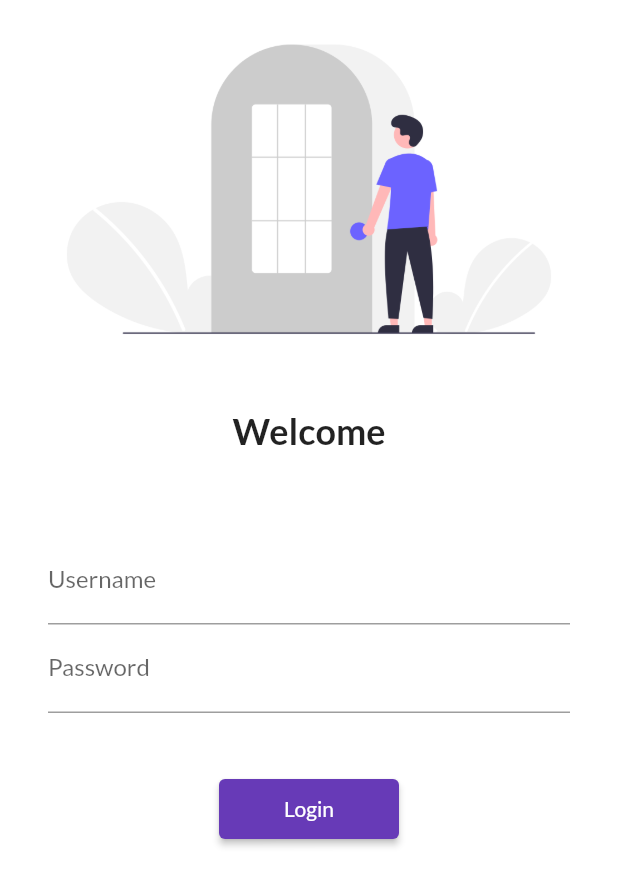
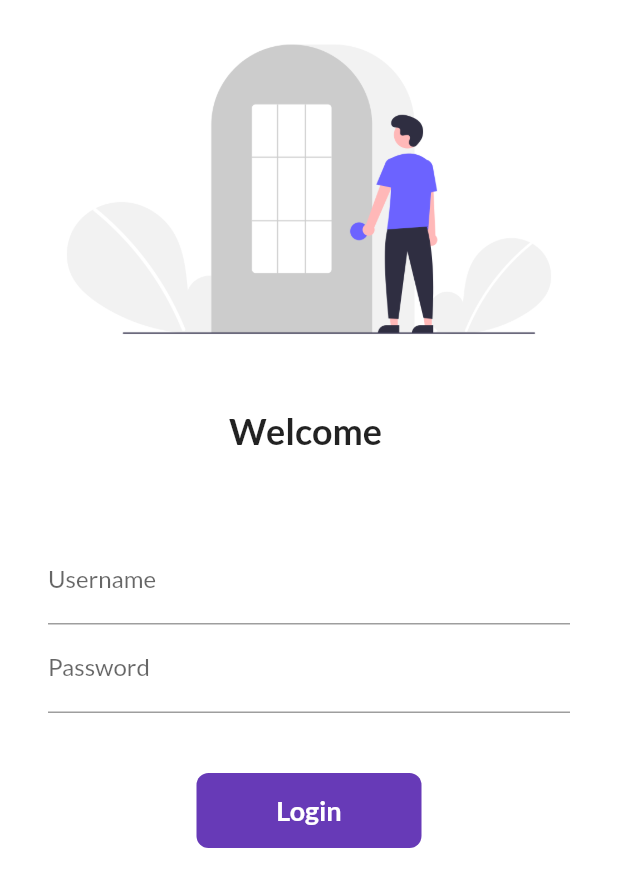
Before and after one commit to harshrox/Flutter-Tutorials, a Flutter app: the screen it shows after launch, on a phone screen of 412 x 824 dp. Shown: the top 887 px of the screen. Run offline on Flutter 3.47's test engine with Material 2 defaults, Android fonts, the phone set to English and light mode, and no system bars; our stand-ins replace google_fonts.

Commit message:
till chapter 6

```diff
--- a/lib/pages/login_page.dart
+++ b/lib/pages/login_page.dart
@@ -1,9 +1,17 @@
 import 'package:app_test_01/utils/routes.dart';
 import 'package:flutter/material.dart';
 
-class LoginPage extends StatelessWidget {
+class LoginPage extends StatefulWidget {
   const LoginPage({super.key});
 
+  @override
+  State<LoginPage> createState() => _LoginPageState();
+}
+
+class _LoginPageState extends State<LoginPage> {
+
+  String name = "";
+  bool changeButton = false;
 
   @override
   Widget build(BuildContext context) {
@@ -20,7 +28,7 @@ class LoginPage extends StatelessWidget {
               height: 20,
             ),
             Text(
-              "Welcome",
+              "Welcome $name",
               style: TextStyle(
                 fontSize: 24,
                 fontWeight: FontWeight.bold,
@@ -38,6 +46,10 @@ class LoginPage extends StatelessWidget {
                       hintText: "Enter username",
                       labelText: "Username",
                     ),
+                    onChanged: (value){
+                      name=value;
+                      setState(() {});
+                    },
                   ),
                   TextFormField(
                     obscureText: true,
@@ -49,13 +61,45 @@ class LoginPage extends StatelessWidget {
                   SizedBox(
                     height: 40,
                   ),
-                  ElevatedButton(
-                    child: Text("Login"),
-                    style: TextButton.styleFrom(minimumSize: Size(120, 40)),
-                    onPressed: (){
+                  InkWell(
+                    onTap: () async {
+                      setState(() {
+                        changeButton = true;
+                      });
+                      await Future.delayed(Duration(seconds: 1));
                       Navigator.pushNamed(context, MyRoutes.homeRoute);
                     },
+                    child: AnimatedContainer(
+                      duration: Duration(seconds: 1),
+                      height: 50,
+                      width: changeButton?50:150,
+                      // color: Colors.deepPurple,
+                      alignment: Alignment.center,
+                      child: changeButton?Icon(
+                        Icons.done,
+                        color: Colors.white
+                        ,)
+                          :Text( // Ternary operator
+                        "Login",
+                        style: TextStyle(
+                          color: Colors.white,
+                          fontWeight: FontWeight.bold,
+                          fontSize: 18
+                        ),
+                      ),
+                      decoration: BoxDecoration(
+                        color: Colors.deepPurple,
+                        borderRadius: BorderRadius.circular(changeButton?50:8),
+                      ),
+                    ),
                   ),
+                  // ElevatedButton(
+                  //   child: Text("Login"),
+                  //   style: TextButton.styleFrom(minimumSize: Size(120, 40)),
+                  //   onPressed: (){
+                  //     Navigator.pushNamed(context, MyRoutes.homeRoute);
+                  //   },
+                  // ),
                 ],
               ),
             )
```
Also changed, not shown: 1 other file.
